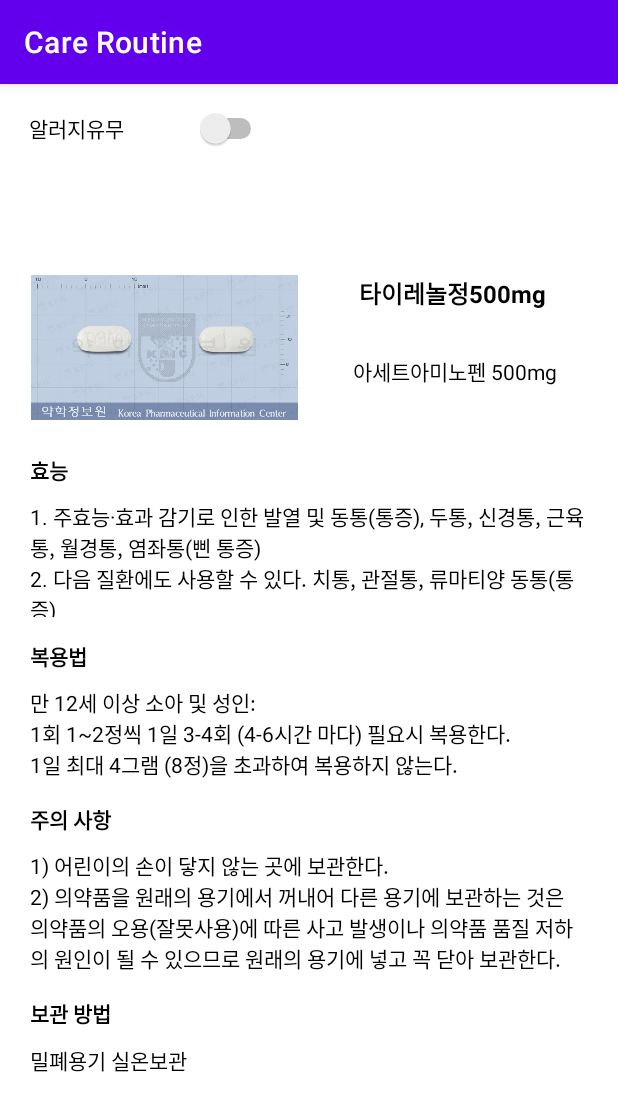
After one commit to withoutsultang/CareRoutine, an Android app: the DrugDetailActivity screen opened directly, with no data from a screen before it, on a phone screen of 412 x 824 dp. The commit adds this screen. Shown: the top 1111 px of the screen. Run offline under Robolectric (Android 15) with nearby library versions, the phone set to English and light mode, and no system bars.

Commit message:
23/01/31 DrugDetail withoutsultang

```diff
--- a/app/src/main/AndroidManifest.xml
+++ b/app/src/main/AndroidManifest.xml
@@ -12,14 +12,17 @@
         android:theme="@style/Theme.CareRoutine"
         tools:targetApi="31">
         <activity
+            android:name=".DrugDetailActivity"
+            android:exported="true" />
+        <activity
             android:name=".FindAccountActivity"
             android:exported="false" />
         <activity
             android:name=".SignUpActivity"
-            android:exported="false"></activity>
+            android:exported="false" />
         <activity
             android:name=".LoginActivity"
-            android:exported="true">
+            android:exported="false">
             <intent-filter>
                 <action android:name="android.intent.action.MAIN" />
 
--- /dev/null
+++ b/app/src/main/java/com/example/careroutine/DrugDetailActivity.java
@@ -0,0 +1,14 @@
+package com.example.careroutine;
+
+import androidx.appcompat.app.AppCompatActivity;
+
+import android.os.Bundle;
+
+public class DrugDetailActivity extends AppCompatActivity {
+
+    @Override
+    protected void onCreate(Bundle savedInstanceState) {
+        super.onCreate(savedInstanceState);
+        setContentView(R.layout.activity_drug_detail);
+    }
+}
--- /dev/null
+++ b/app/src/main/res/layout/activity_drug_detail.xml
@@ -0,0 +1,167 @@
+<?xml version="1.0" encoding="utf-8"?>
+<androidx.constraintlayout.widget.ConstraintLayout xmlns:android="http://schemas.android.com/apk/res/android"
+    xmlns:app="http://schemas.android.com/apk/res-auto"
+    xmlns:tools="http://schemas.android.com/tools"
+    android:layout_width="match_parent"
+    android:layout_height="match_parent"
+    android:paddingLeft="7dp"
+    tools:context=".DrugDetailActivity">
+
+
+    <ScrollView
+        android:id="@+id/detail_Scroll"
+        android:layout_width="387dp"
+        android:layout_height="595dp"
+        android:layout_marginStart="15dp"
+        android:layout_marginTop="24dp"
+        android:layout_marginEnd="22dp"
+        app:layout_constraintBottom_toBottomOf="parent"
+        app:layout_constraintEnd_toEndOf="parent"
+        app:layout_constraintStart_toStartOf="parent"
+        app:layout_constraintTop_toBottomOf="@+id/allergy_Check">
+
+        <LinearLayout
+            android:layout_width="match_parent"
+            android:layout_height="wrap_content"
+            android:orientation="vertical">
+
+            <LinearLayout
+                android:layout_width="match_parent"
+                android:layout_height="match_parent"
+                android:orientation="horizontal">
+
+                <ImageView
+                    android:id="@+id/drug_Pic"
+                    android:layout_width="match_parent"
+                    android:layout_height="111dp"
+                    android:layout_weight="1"
+                    android:padding="7dp"
+                    android:src="@drawable/tylenol" />
+
+                <LinearLayout
+                    android:layout_width="match_parent"
+                    android:layout_height="match_parent"
+                    android:layout_weight="1"
+                    android:orientation="vertical">
+
+                    <TextView
+                        android:id="@+id/drug_Name"
+                        android:layout_width="match_parent"
+                        android:layout_height="wrap_content"
+                        android:layout_weight="1"
+                        android:paddingTop="7dp"
+                        android:text="타이레놀정500mg "
+                        android:textAlignment="center"
+                        android:textColor="#000000"
+                        android:textSize="16sp"
+                        android:textStyle="bold" />
+
+                    <TextView
+                        android:id="@+id/drug_Ingredients"
+                        android:layout_width="match_parent"
+                        android:layout_height="wrap_content"
+                        android:layout_weight="1"
+                        android:text="아세트아미노펜 500mg"
+                        android:textAlignment="center"
+                        android:textColor="#000000" />
+                </LinearLayout>
+
+            </LinearLayout>
+
+            <TextView
+                android:id="@+id/drug_Efcy"
+                android:layout_width="match_parent"
+                android:layout_height="wrap_content"
+                android:layout_marginTop="15dp"
+                android:paddingLeft="7dp"
+                android:text="효능"
+                android:textColor="#000000"
+                android:textStyle="bold" />
+
+            <TextView
+                android:id="@+id/drug_EfcyT"
+                android:layout_width="match_parent"
+                android:layout_height="77dp"
+                android:layout_marginTop="10dp"
+                android:paddingLeft="7dp"
+                android:paddingRight="10dp"
+                android:text="1. 주효능·효과 감기로 인한 발열 및 동통(통증), 두통, 신경통, 근육통, 월경통, 염좌통(삔 통증) \n2. 다음 질환에도 사용할 수 있다. 치통, 관절통, 류마티양 동통(통증)"
+                android:textColor="#000000" />
+
+            <TextView
+                android:id="@+id/drug_Use"
+                android:layout_width="match_parent"
+                android:layout_height="wrap_content"
+                android:layout_marginTop="15dp"
+                android:paddingLeft="7dp"
+                android:text="복용법"
+                android:textColor="#000000"
+                android:textStyle="bold" />
+
+            <TextView
+                android:id="@+id/drug_UseT"
+                android:layout_width="match_parent"
+                android:layout_height="wrap_content"
+                android:layout_marginTop="10dp"
+                android:paddingLeft="7dp"
+                android:paddingRight="10dp"
+                android:text="만 12세 이상 소아 및 성인: \n1회 1~2정씩 1일 3-4회 (4-6시간 마다) 필요시 복용한다. \n1일 최대 4그램 (8정)을 초과하여 복용하지 않는다."
+                android:textColor="#000000" />
+
+            <TextView
+                android:id="@+id/drug_Atpn"
+                android:layout_width="match_parent"
+                android:layout_height="wrap_content"
+                android:layout_marginTop="15dp"
+                android:paddingLeft="7dp"
+                android:text="주의 사항"
+                android:textColor="#000000"
+                android:textStyle="bold" />
+
+            <TextView
+                android:id="@+id/drug_AtpnT"
+                android:layout_width="match_parent"
+                android:layout_height="wrap_content"
+                android:layout_marginTop="10dp"
+                android:paddingLeft="7dp"
+                android:paddingRight="10dp"
+                android:text="1) 어린이의 손이 닿지 않는 곳에 보관한다. \n2) 의약품을 원래의 용기에서 꺼내어 다른 용기에 보관하는 것은 의약품의 오용(잘못사용)에 따른 사고 발생이나 의약품 품질 저하의 원인이 될 수 있으므로 원래의 용기에 넣고 꼭 닫아 보관한다."
+                android:textColor="#000000" />
+
+            <TextView
+                android:id="@+id/drug_Deposit"
+                android:layout_width="match_parent"
+                android:layout_height="wrap_content"
+                android:layout_marginTop="15dp"
+                android:paddingLeft="7dp"
+                android:text="보관 방법"
+                android:textColor="#000000"
+                android:textStyle="bold" />
+
+            <TextView
+                android:id="@+id/drug_DepositT"
+                android:layout_width="match_parent"
+                android:layout_height="wrap_content"
+                android:layout_marginTop="10dp"
+                android:paddingLeft="7dp"
+                android:paddingRight="10dp"
+                android:text="밀폐용기 실온보관"
+                android:textColor="#000000" />
+        </LinearLayout>
+    </ScrollView>
+
+    <Switch
+        android:id="@+id/allergy_Check"
+        android:layout_width="166dp"
+        android:layout_height="17dp"
+        android:layout_marginTop="16dp"
+        android:paddingLeft="7dp"
+        android:text="알러지유무"
+        android:textAlignment="textStart"
+        android:textSize="14sp"
+        app:flow_horizontalAlign="start"
+        app:layout_constraintEnd_toEndOf="parent"
+        app:layout_constraintHorizontal_bias="0.02"
+        app:layout_constraintStart_toStartOf="parent"
+        app:layout_constraintTop_toTopOf="parent" />
+</androidx.constraintlayout.widget.ConstraintLayout>
--- a/app/src/main/res/layout/activity_main.xml
+++ b/app/src/main/res/layout/activity_main.xml
@@ -6,4 +6,14 @@
     android:layout_height="match_parent"
     tools:context=".MainActivity">
 
+    <LinearLayout
+        android:layout_width="match_parent"
+        android:layout_height="match_parent"
+        android:orientation="vertical">
+
+        <LinearLayout
+            android:layout_width="match_parent"
+            android:layout_height="57dp"
+            android:orientation="horizontal"></LinearLayout>
+    </LinearLayout>
 </androidx.coordinatorlayout.widget.CoordinatorLayout>
--- a/app/src/main/res/values/strings.xml
+++ b/app/src/main/res/values/strings.xml
@@ -19,4 +19,7 @@
     <string name="invalid_username">Not a valid username</string>
     <string name="invalid_password">Password must be >5 characters</string>
     <string name="login_failed">"Login failed"</string>
+    <string name="title_home">Home</string>
+    <string name="title_dashboard">Dashboard</string>
+    <string name="title_notifications">Notifications</string>
 </resources>
```
Also changed, not shown: app/src/main/res/drawable/tylenol.jpg (added).
